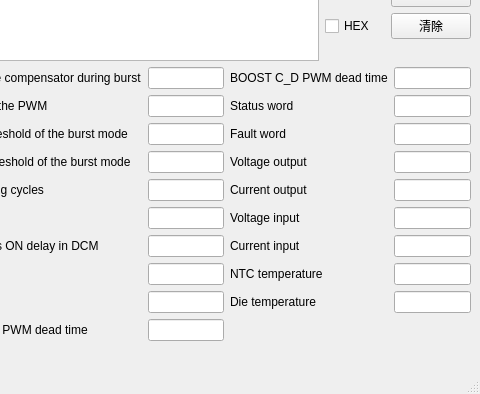
First picture: the form in mainwindow.ui, repository wangbw1116/SerialTest, before the edit; both pictures show x 692 to 1172 and y 192 to 586 of the 1172 by 586 pixel window.
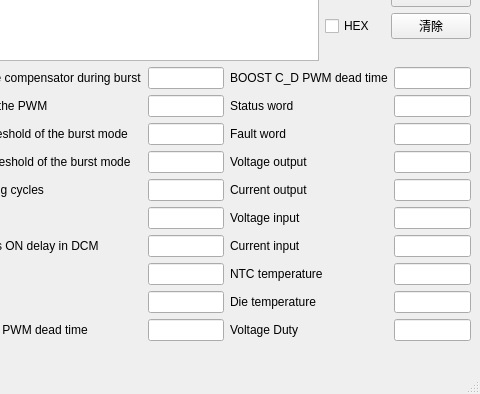
Second picture: the form after the edit.

Commit message: 增加voltage duty

The edit to the form file:
```diff
--- a/mainwindow.ui
+++ b/mainwindow.ui
@@ -664,19 +664,6 @@
         <item row="6" column="1">
          <widget class="QLineEdit" name="lineEdit_37"/>
         </item>
-        <item row="9" column="1">
-         <spacer name="verticalSpacer_4">
-          <property name="orientation">
-           <enum>Qt::Vertical</enum>
-          </property>
-          <property name="sizeHint" stdset="0">
-           <size>
-            <width>20</width>
-            <height>40</height>
-           </size>
-          </property>
-         </spacer>
-        </item>
         <item row="8" column="0">
          <widget class="QLabel" name="label_7">
           <property name="text">
@@ -687,6 +674,16 @@
         <item row="8" column="1">
          <widget class="QLineEdit" name="lineEdit_39"/>
         </item>
+        <item row="9" column="0">
+         <widget class="QLabel" name="label_46">
+          <property name="text">
+           <string>Voltage Duty</string>
+          </property>
+         </widget>
+        </item>
+        <item row="9" column="1">
+         <widget class="QLineEdit" name="lineEdit_40"/>
+        </item>
        </layout>
       </item>
      </layout>
```
The commit also changes 1 other file.
